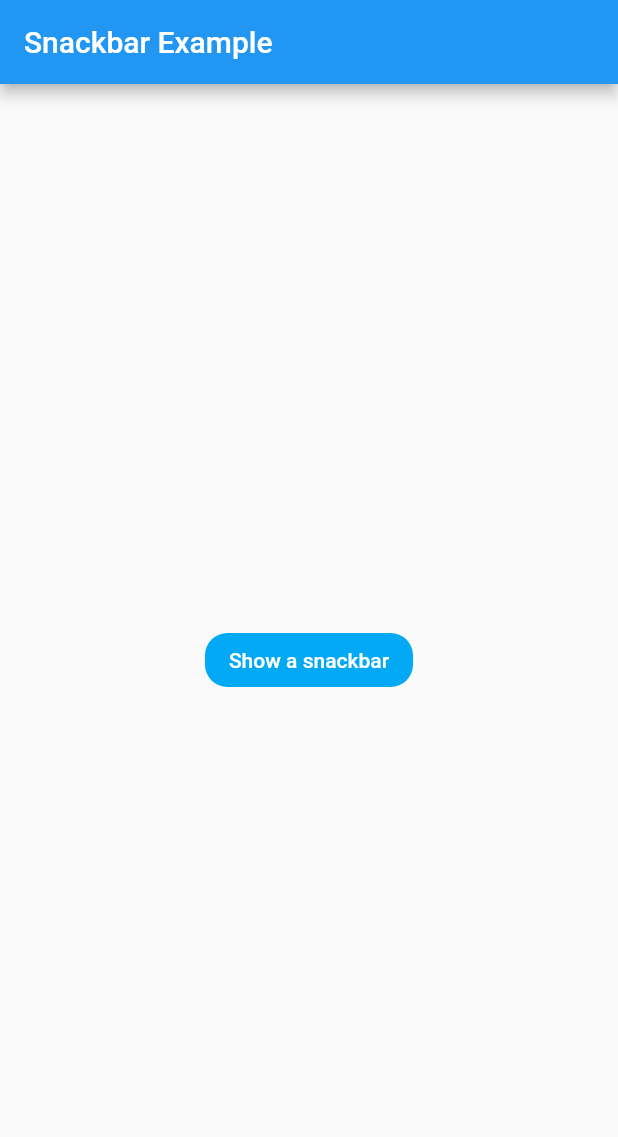
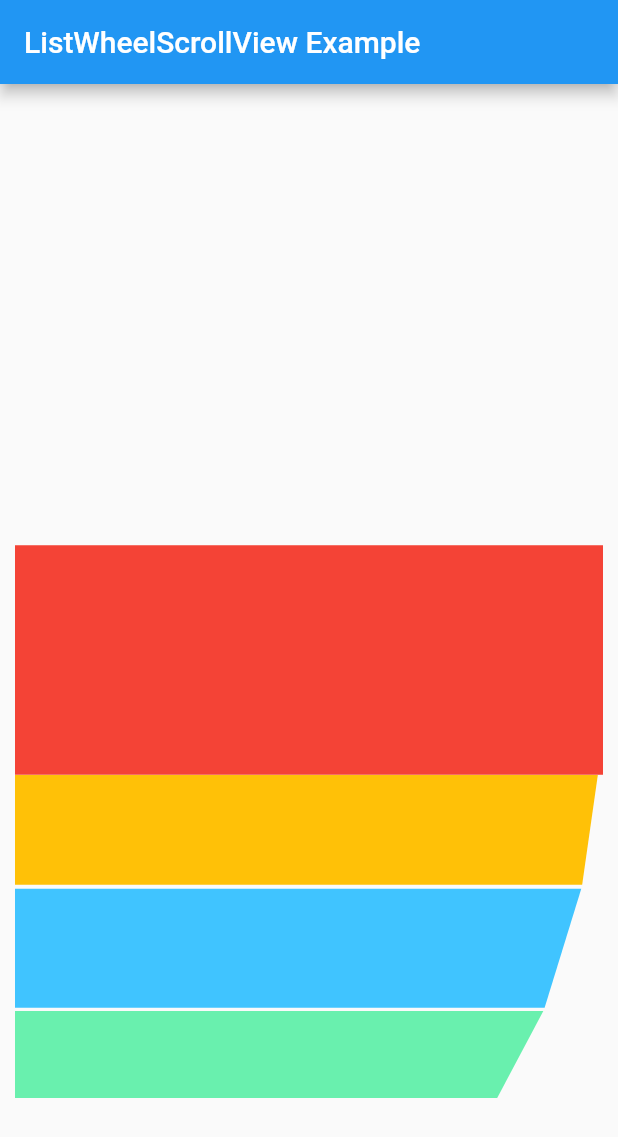
Before and after one commit to Izudinalqasam/flutterWidgetOfWeek, a Flutter app: the screen it shows after launch, on a phone screen of 412 x 824 dp. Shown: the top 1137 px of the screen. Run offline on Flutter 3.47's test engine with Material 2 defaults, Android fonts, the phone set to English and light mode, and no system bars; our stand-ins replace cached_network_image, dotted_border.

Commit message:
add listweheelscrollview and shadermask widget example

```diff
--- /dev/null
+++ b/lib/ListWheelScrollView/ListWheelScrollViewWidget.dart
@@ -0,0 +1,77 @@
+import 'package:flutter/material.dart';
+
+// this widget will render your item as if it is placed on a cylinder in 3D
+// as if the user is turning a wheel
+// it is one of the awesome ui you can implement in your project
+class ListWheelScrollViewWidget extends StatefulWidget {
+  @override
+  _ListWheelScrollViewWidgetState createState() =>
+      _ListWheelScrollViewWidgetState();
+}
+
+class _ListWheelScrollViewWidgetState extends State<ListWheelScrollViewWidget> {
+  @override
+  Widget build(BuildContext context) {
+    return Scaffold(
+      appBar: AppBar(
+        title: Text("ListWheelScrollView Example"),
+      ),
+      body: Container(
+        margin: const EdgeInsets.only(left: 10, right: 10, top: 30, bottom: 30),
+        child: ListWheelScrollView(
+            itemExtent: 102,
+            diameterRatio: 2.5,
+            offAxisFraction: 0.5,
+            magnification: 1.5,
+            useMagnifier: true,
+            children: [
+              Container(
+                width: double.infinity,
+                height: 300,
+                color: Colors.red,
+              ),
+              Container(
+                width: double.infinity,
+                height: 300,
+                color: Colors.amber,
+              ),
+              Container(
+                width: double.infinity,
+                height: 300,
+                color: Colors.lightBlueAccent,
+              ),
+              Container(
+                width: double.infinity,
+                height: 300,
+                color: Colors.greenAccent,
+              ),
+              Container(
+                width: double.infinity,
+                height: 300,
+                color: Colors.deepOrange,
+              ),
+              Container(
+                width: double.infinity,
+                height: 300,
+                color: Colors.purple,
+              ),
+              Container(
+                width: double.infinity,
+                height: 300,
+                color: Colors.yellowAccent,
+              ),
+              Container(
+                width: double.infinity,
+                height: 300,
+                color: Colors.cyan,
+              ),
+              Container(
+                width: double.infinity,
+                height: 300,
+                color: Colors.pink,
+              )
+            ]),
+      ),
+    );
+  }
+}
--- a/lib/main.dart
+++ b/lib/main.dart
@@ -46,6 +46,7 @@ import 'package:flutter_widget_week/LimitedBox/LimitedBoxWidget2.dart';
 import 'package:flutter_widget_week/ListTile/ListTileWidget.dart';
 import 'package:flutter_widget_week/ListView/ListViewDynamic.dart';
 import 'package:flutter_widget_week/ListView/ListViewStatic.dart';
+import 'package:flutter_widget_week/ListWheelScrollView/ListWheelScrollViewWidget.dart';
 import 'package:flutter_widget_week/MediaQuery/MediaQueryWidget.dart';
 import 'package:flutter_widget_week/Opacity/OpacityWidget.dart';
 import 'package:flutter_widget_week/PageView/PageViewWidget.dart';
@@ -57,6 +58,7 @@ import 'package:flutter_widget_week/Range_Cupertino_Slider/SliderWidgetExample.d
 import 'package:flutter_widget_week/ReorderableListview/ReorderableListviewWidget.dart';
 import 'package:flutter_widget_week/RichText/RichTextWidget.dart';
 import 'package:flutter_widget_week/SelectableText/SelectableTextWidget.dart';
+import 'package:flutter_widget_week/ShaderMask/ShaderMaskWidget.dart';
 import 'package:flutter_widget_week/SizedBox/SizedBoxWidget.dart';
 import 'package:flutter_widget_week/SliverAppBar/SliverAppBarWidget.dart';
 import 'package:flutter_widget_week/SliverAppBar/SliverAppBarWidget2.dart';
@@ -86,7 +88,7 @@ class MyApp extends StatelessWidget {
     return ColorModelContainer(
       child: MaterialApp(
         title: 'Flutter Demo',
-        home: SnackBarWidget(),
+        home: ListWheelScrollViewWidget(),
       ),
     );
   }
```
Also changed, not shown: lib/DraggableScrollableSheet/DraggableScrollableSheetWidget.dart (+13 -6 lines), lib/ShaderMask/ShaderMaskWidget.dart (added, +31 -0 lines).
